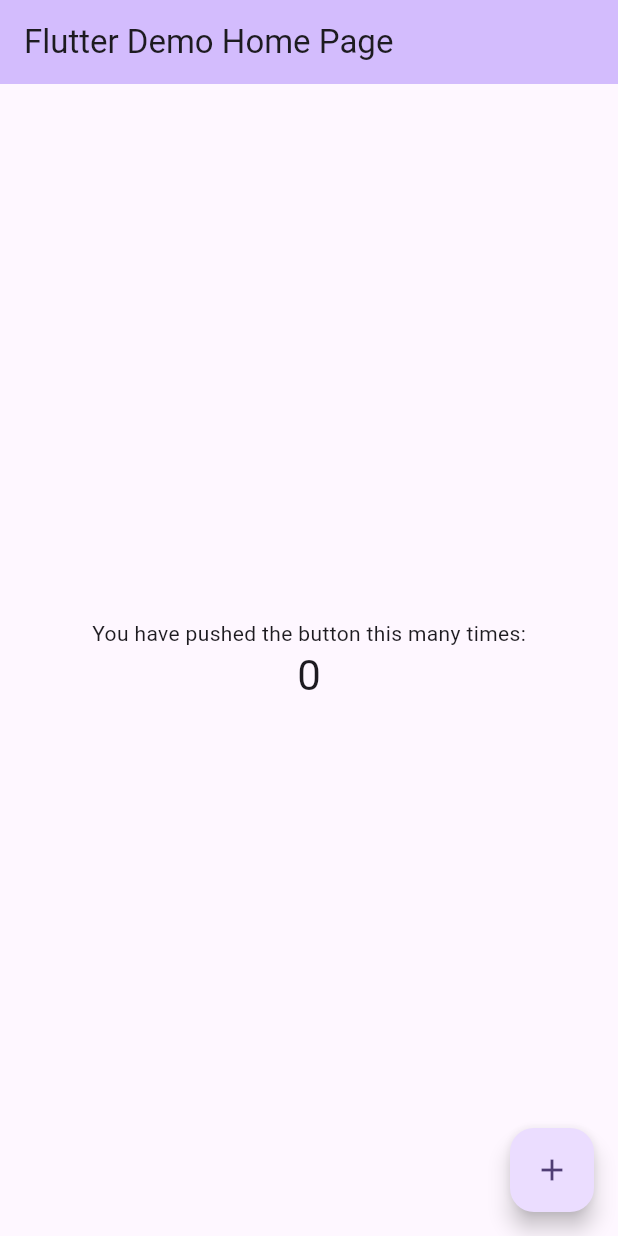
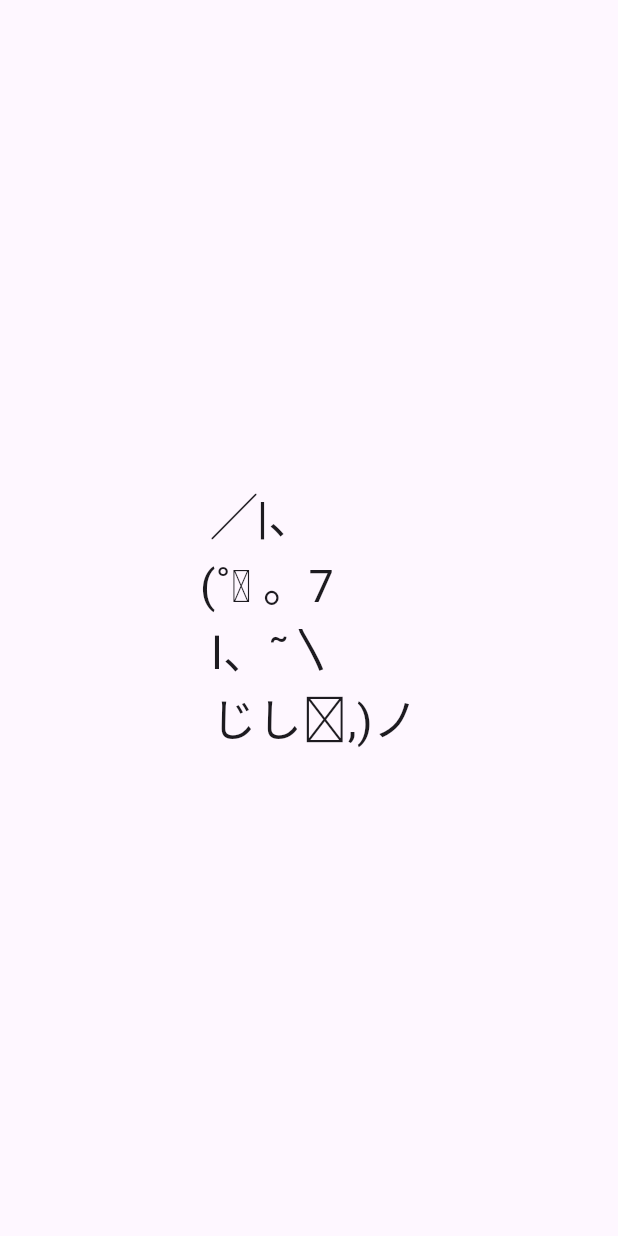
Before and after one commit to khlebobul/ascii_cat, a Flutter app: the screen it shows after launch, on a phone screen of 412 x 824 dp. Run offline on Flutter 3.47's test engine with Material 3 defaults, Android fonts, the light colour scheme and no system bars; our stand-ins replace flutter_riverpod.

Commit message:
create basic app

```diff
--- /dev/null
+++ b/lib/home.dart
@@ -0,0 +1,52 @@
+import 'package:flutter/material.dart';
+import 'package:flutter_riverpod/flutter_riverpod.dart';
+import 'dart:async';
+
+final tailMovementProvider = StateProvider<bool>((ref) => false);
+
+class MyHomePage extends ConsumerStatefulWidget {
+  const MyHomePage({super.key});
+
+  @override
+  MyHomePageState createState() => MyHomePageState();
+}
+
+class MyHomePageState extends ConsumerState<MyHomePage> {
+  late Timer _timer;
+
+  @override
+  void initState() {
+    super.initState();
+    _timer = Timer.periodic(const Duration(seconds: 1), (timer) {
+      ref.read(tailMovementProvider.notifier).state =
+          !ref.read(tailMovementProvider);
+    });
+  }
+
+  @override
+  void dispose() {
+    _timer.cancel();
+    super.dispose();
+  }
+
+  @override
+  Widget build(BuildContext context) {
+    final isTailMoving = ref.watch(tailMovementProvider);
+
+    return Scaffold(
+      body: Center(
+        child: Column(
+          mainAxisAlignment: MainAxisAlignment.center,
+          children: <Widget>[
+            Text(
+              isTailMoving
+                  ? ' ╱|、\n(˚ˎ 。7\n l、˜〵\n じしˍ,)ノ'
+                  : ' ╱|、\n(˚ˎ 。7\n l、˜〵\n じしˍ,)︵',
+              style: TextStyle(fontSize: 30),
+            ),
+          ],
+        ),
+      ),
+    );
+  }
+}
--- a/lib/main.dart
+++ b/lib/main.dart
@@ -1,125 +1,19 @@
+import 'package:ascii_cat/home.dart';
 import 'package:flutter/material.dart';
+import 'package:flutter_riverpod/flutter_riverpod.dart';
 
 void main() {
-  runApp(const MyApp());
+  runApp(const ProviderScope(child: MyApp()));
 }
 
 class MyApp extends StatelessWidget {
   const MyApp({super.key});
 
-  // This widget is the root of your application.
   @override
   Widget build(BuildContext context) {
     return MaterialApp(
-      title: 'Flutter Demo',
-      theme: ThemeData(
-        // This is the theme of your application.
-        //
-        // TRY THIS: Try running your application with "flutter run". You'll see
-        // the application has a purple toolbar. Then, without quitting the app,
-        // try changing the seedColor in the colorScheme below to Colors.green
-        // and then invoke "hot reload" (save your changes or press the "hot
-        // reload" button in a Flutter-supported IDE, or press "r" if you used
-        // the command line to start the app).
-        //
-        // Notice that the counter didn't reset back to zero; the application
-        // state is not lost during the reload. To reset the state, use hot
-        // restart instead.
-        //
-        // This works for code too, not just values: Most code changes can be
-        // tested with just a hot reload.
-        colorScheme: ColorScheme.fromSeed(seedColor: Colors.deepPurple),
-        useMaterial3: true,
-      ),
-      home: const MyHomePage(title: 'Flutter Demo Home Page'),
+      debugShowCheckedModeBanner: false,
+      home: const MyHomePage(),
     );
   }
 }
-
-class MyHomePage extends StatefulWidget {
-  const MyHomePage({super.key, required this.title});
-
-  // This widget is the home page of your application. It is stateful, meaning
-  // that it has a State object (defined below) that contains fields that affect
-  // how it looks.
-
-  // This class is the configuration for the state. It holds the values (in this
-  // case the title) provided by the parent (in this case the App widget) and
-  // used by the build method of the State. Fields in a Widget subclass are
-  // always marked "final".
-
-  final String title;
-
-  @override
-  State<MyHomePage> createState() => _MyHomePageState();
-}
-
-class _MyHomePageState extends State<MyHomePage> {
-  int _counter = 0;
-
-  void _incrementCounter() {
-    setState(() {
-      // This call to setState tells the Flutter framework that something has
-      // changed in this State, which causes it to rerun the build method below
-      // so that the display can reflect the updated values. If we changed
-      // _counter without calling setState(), then the build method would not be
-      // called again, and so nothing would appear to happen.
-      _counter++;
-    });
-  }
-
-  @override
-  Widget build(BuildContext context) {
-    // This method is rerun every time setState is called, for instance as done
-    // by the _incrementCounter method above.
-    //
-    // The Flutter framework has been optimized to make rerunning build methods
-    // fast, so that you can just rebuild anything that needs updating rather
-    // than having to individually change instances of widgets.
-    return Scaffold(
-      appBar: AppBar(
-        // TRY THIS: Try changing the color here to a specific color (to
-        // Colors.amber, perhaps?) and trigger a hot reload to see the AppBar
-        // change color while the other colors stay the same.
-        backgroundColor: Theme.of(context).colorScheme.inversePrimary,
-        // Here we take the value from the MyHomePage object that was created by
-        // the App.build method, and use it to set our appbar title.
-        title: Text(widget.title),
-      ),
-      body: Center(
-        // Center is a layout widget. It takes a single child and positions it
-        // in the middle of the parent.
-        child: Column(
-          // Column is also a layout widget. It takes a list of children and
-          // arranges them vertically. By default, it sizes itself to fit its
-          // children horizontally, and tries to be as tall as its parent.
-          //
-          // Column has various properties to control how it sizes itself and
-          // how it positions its children. Here we use mainAxisAlignment to
-          // center the children vertically; the main axis here is the vertical
-          // axis because Columns are vertical (the cross axis would be
-          // horizontal).
-          //
-          // TRY THIS: Invoke "debug painting" (choose the "Toggle Debug Paint"
-          // action in the IDE, or press "p" in the console), to see the
-          // wireframe for each widget.
-          mainAxisAlignment: MainAxisAlignment.center,
-          children: <Widget>[
-            const Text(
-              'You have pushed the button this many times:',
-            ),
-            Text(
-              '$_counter',
-              style: Theme.of(context).textTheme.headlineMedium,
-            ),
-          ],
-        ),
-      ),
-      floatingActionButton: FloatingActionButton(
-        onPressed: _incrementCounter,
-        tooltip: 'Increment',
-        child: const Icon(Icons.add),
-      ), // This trailing comma makes auto-formatting nicer for build methods.
-    );
-  }
-}
```
Also changed, not shown: 1 other file.
